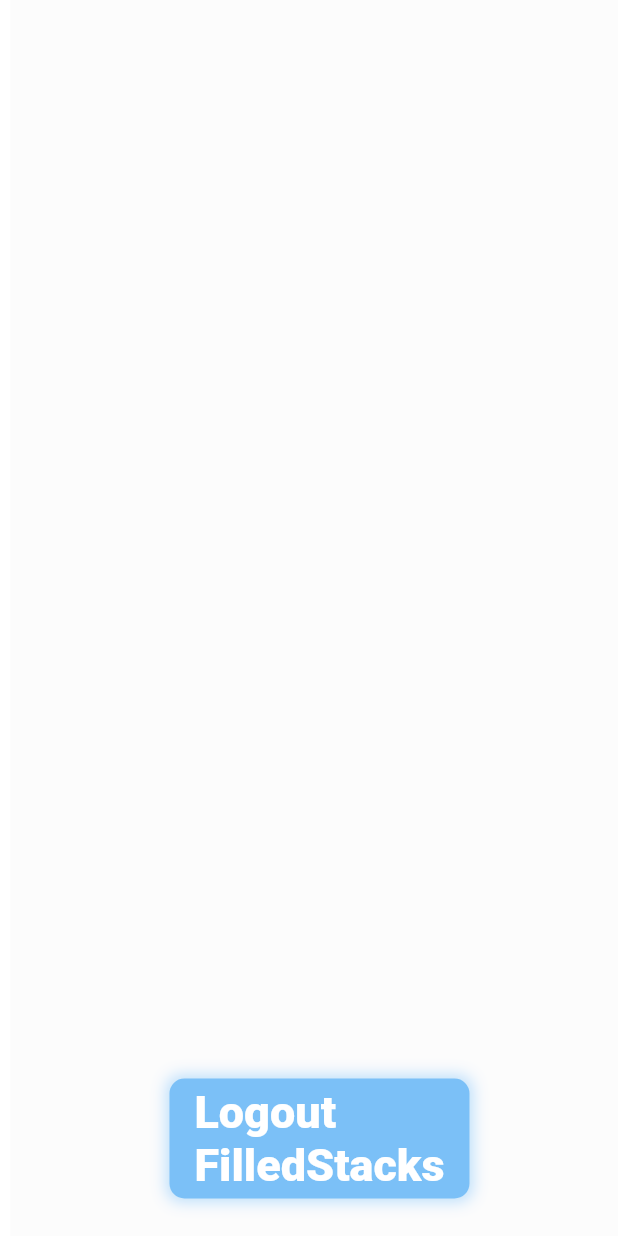
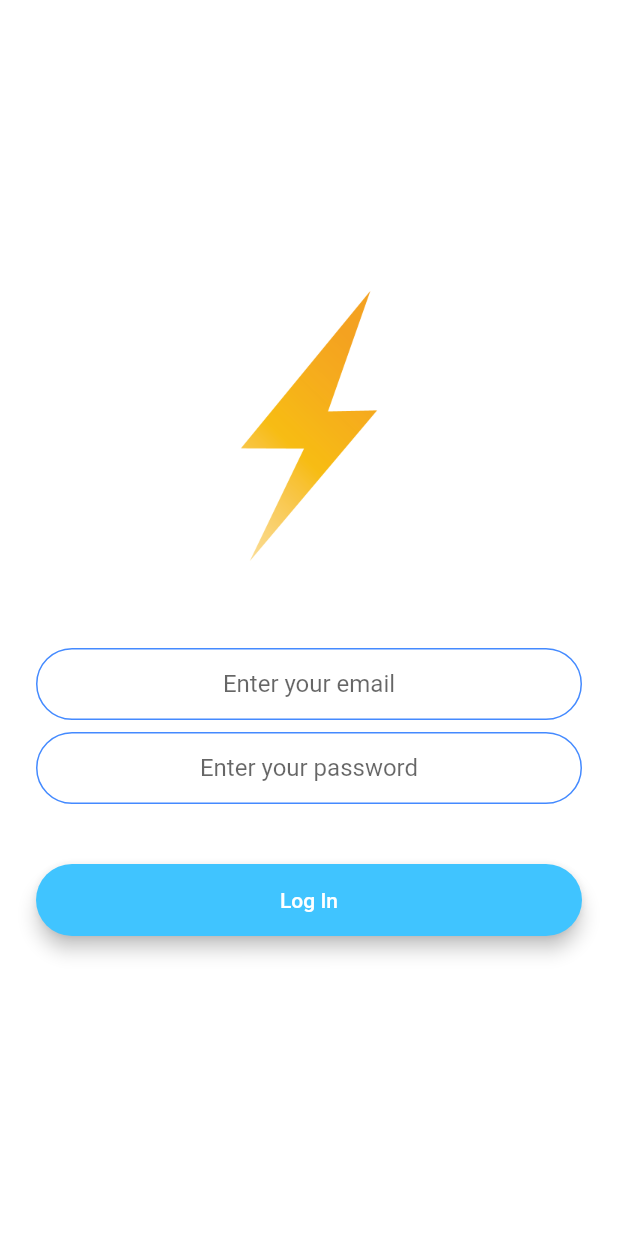
Before and after one commit to JijoBose/flutter-navigation-boilerplate, a Flutter app: the screen it shows after launch, after a tap on "Login", on a phone screen of 412 x 824 dp. Run offline on Flutter 3.47's test engine with Material 2 defaults, Android fonts, the phone set to English and light mode, and no system bars; our stand-ins replace animated_text_kit, modal_progress_hud.

```diff
--- /dev/null
+++ b/lib/components/rounded_button.dart
@@ -0,0 +1,32 @@
+import 'package:flutter/material.dart';
+
+class RoundedButton extends StatelessWidget {
+  RoundedButton({this.title, this.color, @required this.onPressed});
+
+  final Color color;
+  final String title;
+  final Function onPressed;
+
+  @override
+  Widget build(BuildContext context) {
+    return Padding(
+      padding: EdgeInsets.symmetric(vertical: 16.0),
+      child: Material(
+        elevation: 5.0,
+        color: color,
+        borderRadius: BorderRadius.circular(30.0),
+        child: MaterialButton(
+          onPressed: onPressed,
+          minWidth: 200.0,
+          height: 42.0,
+          child: Text(
+            title,
+            style: TextStyle(
+              color: Colors.white,
+            ),
+          ),
+        ),
+      ),
+    );
+  }
+}
--- /dev/null
+++ b/lib/constants.dart
@@ -0,0 +1,36 @@
+import 'package:flutter/material.dart';
+
+const kSendButtonTextStyle = TextStyle(
+  color: Colors.lightBlueAccent,
+  fontWeight: FontWeight.bold,
+  fontSize: 18.0,
+);
+
+const kMessageTextFieldDecoration = InputDecoration(
+  contentPadding: EdgeInsets.symmetric(vertical: 10.0, horizontal: 20.0),
+  hintText: 'Type your message here...',
+  border: InputBorder.none,
+);
+
+const kMessageContainerDecoration = BoxDecoration(
+  border: Border(
+    top: BorderSide(color: Colors.lightBlueAccent, width: 2.0),
+  ),
+);
+
+const kTextFieldDecoration = InputDecoration(
+  hintText: 'Enter a value',
+  contentPadding:
+      EdgeInsets.symmetric(vertical: 10.0, horizontal: 20.0),
+  border: OutlineInputBorder(
+    borderRadius: BorderRadius.all(Radius.circular(32.0)),
+  ),
+  enabledBorder: OutlineInputBorder(
+    borderSide: BorderSide(color: Colors.blueAccent, width: 1.0),
+    borderRadius: BorderRadius.all(Radius.circular(32.0)),
+  ),
+  focusedBorder: OutlineInputBorder(
+    borderSide: BorderSide(color: Colors.blueAccent, width: 2.0),
+    borderRadius: BorderRadius.all(Radius.circular(32.0)),
+  ),
+);
--- a/lib/constants/route_paths.dart
+++ /dev/null
@@ -1,2 +0,0 @@
-const String LoginRoute = 'Login';
-const String HomeRoute = 'Home';
--- a/lib/locator.dart
+++ /dev/null
@@ -1,8 +0,0 @@
-import 'package:get_it/get_it.dart';
-import 'package:flutter_navigation_example/services/navigation_service.dart';
-
-GetIt locator = GetIt.instance;
-
-void setupLocator() {
-  locator.registerLazySingleton(() => NavigationService());
-}
--- a/lib/main.dart
+++ b/lib/main.dart
@@ -1,28 +1,20 @@
 import 'package:flutter/material.dart';
-import 'package:flutter_navigation_example/constants/route_paths.dart' as routes;
-import 'package:flutter_navigation_example/locator.dart';
-import 'package:flutter_navigation_example/router.dart' as router;
-import 'package:flutter_navigation_example/services/navigation_service.dart';
+import 'package:flutter_navigation_example/screens/welcome_screen.dart';
+import 'package:flutter_navigation_example/screens/login_screen.dart';
+import 'package:flutter_navigation_example/screens/registration_screen.dart';
 
-void main() {
-  setupLocator();
-  runApp(MyApp());
-}
+void main() => runApp(MyApp());
 
 class MyApp extends StatelessWidget {
-  // This widget is the root of your application.
   @override
   Widget build(BuildContext context) {
     return MaterialApp(
-      title: 'Flutter Demo',
-      theme: ThemeData(
-        backgroundColor: Colors.grey[800],
-        primarySwatch: Colors.blue,
-        visualDensity: VisualDensity.adaptivePlatformDensity,
-      ),
-      navigatorKey: locator<NavigationService>().navigatorKey,
-      onGenerateRoute: router.generateRoute,
-      initialRoute: routes.LoginRoute,
+      initialRoute: WelcomeScreen.id,
+      routes: {
+        WelcomeScreen.id: (context) => WelcomeScreen(),
+        LoginScreen.id: (context) => LoginScreen(),
+        RegistrationScreen.id: (context) => RegistrationScreen()
+      },
     );
   }
 }
--- a/lib/router.dart
+++ /dev/null
@@ -1,24 +0,0 @@
-import 'package:flutter/cupertino.dart';
-import 'package:flutter/material.dart';
-import 'package:flutter_navigation_example/constants/route_paths.dart' as routes;
-import 'package:flutter_navigation_example/views/home_screen.dart';
-import 'package:flutter_navigation_example/views/login_view.dart';
-
-Route<dynamic> generateRoute(RouteSettings settings) {
-  switch (settings.name) {
-    case routes.LoginRoute:
-      return MaterialPageRoute(builder: (context) => LoginView());
-    case routes.HomeRoute:
-      var userName = settings.arguments as String;
-      return MaterialPageRoute(
-        builder: (context) => HomeView(userName: userName));
-    default:
-      return MaterialPageRoute(
-        builder: (context) => Scaffold(
-          body: Center(
-            child: Text('No path for ${settings.name}'),
-          ),
-        ),
-      );
-  }
-}
--- /dev/null
+++ b/lib/screens/login_screen.dart
@@ -0,0 +1,78 @@
+import 'package:flutter_navigation_example/constants.dart';
+import 'package:flutter/material.dart';
+import 'package:modal_progress_hud/modal_progress_hud.dart';
+import 'package:flutter_navigation_example/components/rounded_button.dart';
+
+class LoginScreen extends StatefulWidget {
+  static const String id = 'login_screen';
+
+  @override
+  _LoginScreenState createState() => _LoginScreenState();
+}
+
+class _LoginScreenState extends State<LoginScreen> {
+  @override
+  Widget build(BuildContext context) {
+    bool showSpinner = false;
+    String email;
+    String password;
+
+    return Scaffold(
+      backgroundColor: Colors.white,
+      body: ModalProgressHUD(
+        inAsyncCall: showSpinner,
+        child: Padding(
+          padding: EdgeInsets.symmetric(horizontal: 24.0),
+          child: Column(
+            mainAxisAlignment: MainAxisAlignment.center,
+            crossAxisAlignment: CrossAxisAlignment.stretch,
+            children: <Widget>[
+              Hero(
+                tag: 'logo',
+                child: Container(
+                  height: 200.0,
+                  child: Image.asset('images/logo.png'),
+                ),
+              ),
+              SizedBox(
+                height: 48.0,
+              ),
+              TextField(
+                textAlign: TextAlign.center,
+                onChanged: (value) {
+                  email = value;
+                },
+                decoration:
+                    kTextFieldDecoration.copyWith(hintText: 'Enter your email'),
+              ),
+              SizedBox(
+                height: 8.0,
+              ),
+              TextField(
+                obscureText: true,
+                textAlign: TextAlign.center,
+                onChanged: (value) {
+                  password = value;
+                },
+                decoration: kTextFieldDecoration.copyWith(
+                    hintText: 'Enter your password'),
+              ),
+              SizedBox(
+                height: 24.0,
+              ),
+              RoundedButton(
+                title: 'Log In',
+                color: Colors.lightBlueAccent,
+                onPressed: () async {
+                  setState(() {
+                    showSpinner = true;
+                  });
+                  // Navigator.pushNamed(context, ChatScreen.id);
+                }),
+            ],
+          ),
+        ),
+      ),
+    );
+  }
+}
--- /dev/null
+++ b/lib/screens/registration_screen.dart
@@ -0,0 +1,78 @@
+import 'package:flutter_navigation_example/constants.dart';
+import 'package:modal_progress_hud/modal_progress_hud.dart';
+import 'package:flutter/material.dart';
+import 'package:flutter_navigation_example/components/rounded_button.dart';
+
+class RegistrationScreen extends StatefulWidget {
+  static const String id = 'registration_screen';
+
+  @override
+  _RegistrationScreenState createState() => _RegistrationScreenState();
+}
+
+class _RegistrationScreenState extends State<RegistrationScreen> {
+  bool showSpinner = false;
+  String email;
+  String password;
+
+  @override
+  Widget build(BuildContext context) {
+    return Scaffold(
+      backgroundColor: Colors.white,
+      body: ModalProgressHUD(
+        inAsyncCall: showSpinner,
+        child: Padding(
+          padding: EdgeInsets.symmetric(horizontal: 24.0),
+          child: Column(
+            mainAxisAlignment: MainAxisAlignment.center,
+            crossAxisAlignment: CrossAxisAlignment.stretch,
+            children: <Widget>[
+              Hero(
+                tag: 'logo',
+                child: Container(
+                  height: 200.0,
+                  child: Image.asset('images/logo.png'),
+                ),
+              ),
+              SizedBox(
+                height: 48.0,
+              ),
+              TextField(
+                keyboardType: TextInputType.emailAddress,
+                textAlign: TextAlign.center,
+                onChanged: (value) {
+                  email = value;
+                },
+                decoration:
+                    kTextFieldDecoration.copyWith(hintText: 'Enter your email'),
+              ),
+              SizedBox(
+                height: 8.0,
+              ),
+              TextField(
+                obscureText: true,
+                textAlign: TextAlign.center,
+                onChanged: (value) {
+                  password = value;
+                },
+                decoration: kTextFieldDecoration.copyWith(
+                    hintText: 'Enter your password'),
+              ),
+              SizedBox(
+                height: 24.0,
+              ),
+              RoundedButton(
+                  title: 'Register',
+                  color: Colors.blueAccent,
+                  onPressed: () async {
+                    // setState(() {
+                    //   showSpinner = true;
+                    // });
+                  }),
+            ],
+          ),
+        ),
+      ),
+    );
+  }
+}
--- /dev/null
+++ b/lib/screens/welcome_screen.dart
@@ -0,0 +1,92 @@
+import 'package:flutter_navigation_example/screens/registration_screen.dart';
+import 'package:flutter/material.dart';
+import 'login_screen.dart';
+import 'registration_screen.dart';
+import 'package:animated_text_kit/animated_text_kit.dart';
+import 'package:flutter_navigation_example/components/rounded_button.dart';
+
+class WelcomeScreen extends StatefulWidget {
+  static const String id = 'welcome_screen';
+
+  @override
+  _WelcomeScreenState createState() => _WelcomeScreenState();
+}
+
+class _WelcomeScreenState extends State<WelcomeScreen>
+    with SingleTickerProviderStateMixin {
+  AnimationController controller;
+  Animation animation;
+
+  @override
+  void initState() {
+    super.initState();
+
+    controller =
+        AnimationController(duration: Duration(seconds: 1), vsync: this);
+
+    animation =
+        ColorTween(begin: Colors.red, end: Colors.white).animate(controller);
+    controller.forward();
+    controller.addListener(() {
+      setState(() {});
+      print(animation.value);
+    });
+  }
+
+  @override
+  void dispose() {
+    controller.dispose();
+    super.dispose();
+  }
+
+  @override
+  Widget build(BuildContext context) {
+    return Scaffold(
+      backgroundColor: animation.value,
+      body: Padding(
+        padding: EdgeInsets.symmetric(horizontal: 24.0),
+        child: Column(
+          mainAxisAlignment: MainAxisAlignment.center,
+          crossAxisAlignment: CrossAxisAlignment.stretch,
+          children: <Widget>[
+            Row(
+              children: <Widget>[
+                Hero(
+                  tag: 'logo',
+                  child: Container(
+                    child: Image.asset('images/logo.png'),
+                    height: 60.0,
+                  ),
+                ),
+                TyperAnimatedTextKit(
+                  text: ['Sample App'],
+                  textStyle: TextStyle(
+                      fontSize: 40.0,
+                      fontWeight: FontWeight.w900,
+                      color: Colors.blue),
+                ),
+              ],
+            ),
+            SizedBox(
+              height: 48.0,
+            ),
+            RoundedButton(
+              title: 'Login',
+              color: Colors.lightBlueAccent,
+              onPressed: () {
+                Navigator.pushNamed(context, LoginScreen.id);
+              }
+            ),
+            RoundedButton(
+              title: 'Register',
+              color: Colors.blueAccent,
+              onPressed: () {
+                Navigator.pushNamed(context, RegistrationScreen.id);
+              }
+            ),
+          ],
+        ),
+      ),
+    );
+  }
+}
--- a/lib/services/navigation_service.dart
+++ /dev/null
@@ -1,14 +0,0 @@
-import 'package:flutter/material.dart';
-
-class NavigationService {
-  final GlobalKey<NavigatorState> navigatorKey =
-    new GlobalKey<NavigatorState>();
-
-  Future<dynamic> navigateTo(String routeName, {dynamic arguments}) {
-    return navigatorKey.currentState.pushNamed(routeName, arguments: arguments);
-  }
-
-  void goBack() {
-    return navigatorKey.currentState.pop();
-  }
-}
--- a/lib/viewmodels/basemodel.dart
+++ /dev/null
@@ -1,20 +0,0 @@
-import 'package:flutter/cupertino.dart';
-
-class BaseModel extends ChangeNotifier {
-  bool _busy = false;
-  String _errorMessage;
-
-  bool get busy => _busy;
-  String get errorMessage => _errorMessage;
-  bool get hasErrorMessage => _errorMessage != null && _errorMessage.isNotEmpty;
-
-  void setErrorMessage(String message) {
-    _errorMessage = message;
-    notifyListeners();
-  }
-
-  void setBusy(bool value) {
-    _busy = value;
-    notifyListeners();
-  }
-}
--- a/lib/viewmodels/home_viewmodel.dart
+++ /dev/null
@@ -1,18 +0,0 @@
-import 'package:flutter_navigation_example/locator.dart';
-import 'package:flutter_navigation_example/viewmodels/basemodel.dart';
-import 'package:flutter_navigation_example/services/navigation_service.dart';
-
-class HomeViewModel extends BaseModel {
-  final NavigationService _navigationService = locator<NavigationService>();
-
-  Future logout({bool success = true}) async {
-    setBusy(true);
-    await Future.delayed(Duration(seconds: 1));
-
-    if (!success) {
-      setErrorMessage('Error has occured during sign out');
-    } else {
-      _navigationService.goBack();
-    }
-  }
-}
--- a/lib/viewmodels/login_viewmodal.dart
+++ /dev/null
@@ -1,21 +0,0 @@
-import 'package:flutter_navigation_example/constants/route_paths.dart' as routes;
-import 'package:flutter_navigation_example/locator.dart';
-import 'package:flutter_navigation_example/services/navigation_service.dart';
-import 'package:flutter_navigation_example/viewmodels/basemodel.dart';
-
-class LoginViewModel extends BaseModel {
-  final NavigationService _navigationService = locator<NavigationService>();
-  Future login({bool success = true}) async {
-    setBusy(true);
-    await Future.delayed(Duration(seconds: 1));
-
-    if (!success) {
-      setErrorMessage('Error has occured with the login');
-    } else {
-      _navigationService.navigateTo(routes.HomeRoute, arguments: '\nFilledStacks');
-      setErrorMessage(null);
-    }
-
-    setBusy(false);
-  }
-}
--- a/lib/views/home_screen.dart
+++ /dev/null
@@ -1,68 +0,0 @@
-import 'package:flutter/material.dart';
-import 'package:flutter_navigation_example/viewmodels/home_viewmodel.dart';
-import 'package:provider/provider.dart';
-
-class HomeView extends StatelessWidget {
-  final String userName;
-  const HomeView({Key key, this.userName}) : super(key: key);
-
-  @override
-  Widget build(BuildContext context) {
-    return ChangeNotifierProvider(
-      create: (context) => HomeViewModel(),
-      child: Consumer<HomeViewModel>(
-        builder: (context, model, child) => Scaffold(
-          body: Padding(
-            padding: const EdgeInsets.only(bottom: 25.0),
-            child: Align(
-              alignment: Alignment.bottomCenter,
-              child: GestureDetector(
-                onTap: () {
-                  model.logout();
-                },
-                child: Column(
-                  mainAxisSize: MainAxisSize.min,
-                  children: <Widget>[
-                    model.hasErrorMessage
-                        ? Text(
-                            model.errorMessage,
-                            style: TextStyle(
-                              color: Colors.red[800],
-                              fontSize: 20,
-                              fontWeight: FontWeight.w300,
-                            ),
-                          )
-                        : Container(),
-                    Container(
-                      width: 200,
-                      height: 80,
-                      alignment: Alignment.center,
-                      child: !model.busy
-                          ? Text('Logout' + userName,
-                              style: TextStyle(
-                                  fontWeight: FontWeight.w800,
-                                  color: Colors.white,
-                                  fontSize: 30))
-                          : CircularProgressIndicator(),
-                      decoration: BoxDecoration(
-                        color: Colors.blue,
-                        borderRadius: BorderRadius.circular(10),
-                        boxShadow: [
-                          BoxShadow(
-                            color: Colors.blue[200],
-                            blurRadius: 8,
-                            spreadRadius: 2,
-                          )
-                        ],
-                      ),
-                    ),
-                  ],
-                ),
-              ),
-            ),
-          ),
-        ),
-      ),
-    );
-  }
-}
--- a/lib/views/login_view.dart
+++ /dev/null
@@ -1,72 +0,0 @@
-import 'package:flutter/material.dart';
-import 'package:flutter_navigation_example/viewmodels/login_viewmodal.dart';
-import 'package:provider/provider.dart';
-
-class LoginView extends StatelessWidget {
-  const LoginView({Key key}) : super(key: key);
-
-  @override
-  Widget build(BuildContext context) {
-    return ChangeNotifierProvider(
-      create: (context) => LoginViewModel(),
-      child: Consumer<LoginViewModel>(
-        builder: (context, model, child) => Scaffold(
-          body: Padding(
-            padding: const EdgeInsets.only(bottom: 25.0),
-            child: Align(
-              alignment: Alignment.bottomCenter,
-              child: GestureDetector(
-                onTap: () {
-                  model.login(success: true);
-                },
-                child: Column(
-                  mainAxisSize: MainAxisSize.min,
-                  children: <Widget>[
-                    model.hasErrorMessage
-                        ? Text(
-                            model.errorMessage,
-                            style: TextStyle(
-                              color: Colors.red[800],
-                              fontSize: 20,
-                              fontWeight: FontWeight.w300,
-                            ),
-                          )
-                        : Container(),
-                    SizedBox(
-                      height: 25,
-                    ),
-                    Container(
-                      width: 200,
-                      height: 80,
-                      alignment: Alignment.center,
-                      child: !model.busy
-                          ? Text('Login',
-                              style: TextStyle(
-                                  fontWeight: FontWeight.w800,
-                                  color: Colors.white,
-                                  fontSize: 30))
-                          : CircularProgressIndicator(
-                              valueColor: AlwaysStoppedAnimation(Colors.white),
-                            ),
-                      decoration: BoxDecoration(
-                        color: Colors.red,
-                        borderRadius: BorderRadius.circular(10),
-                        boxShadow: [
-                          BoxShadow(
-                            color: Colors.red[200],
-                            blurRadius: 8,
-                            spreadRadius: 2,
-                          )
-                        ],
-                      ),
-                    ),
-                  ],
-                ),
-              ),
-            ),
-          ),
-        ),
-      ),
-    );
-  }
-}
--- a/pubspec.yaml
+++ b/pubspec.yaml
@@ -30,6 +30,8 @@ dependencies:
   cupertino_icons: ^0.1.3
   get_it: ^4.0.2
   provider: ^4.1.3
+  modal_progress_hud: ^0.1.3
+  animated_text_kit: ^2.2.0
 
 dev_dependencies:
   flutter_test:
@@ -50,6 +52,8 @@ flutter:
   # assets:
   #   - images/a_dot_burr.jpeg
   #   - images/a_dot_ham.jpeg
+  assets:
+    - images/
 
   # An image asset can refer to one or more resolution-specific "variants", see
   # https://flutter.dev/assets-and-images/#resolution-aware.
```
Also changed, not shown: images/logo.png (added), pubspec.lock, 2 other files.
